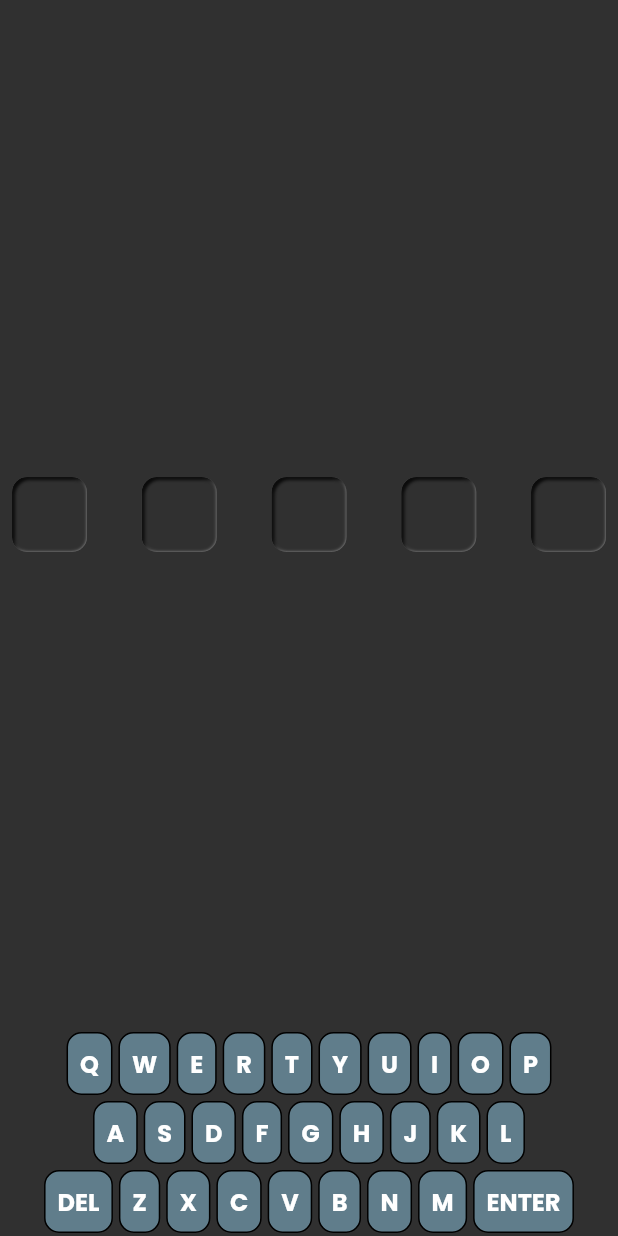
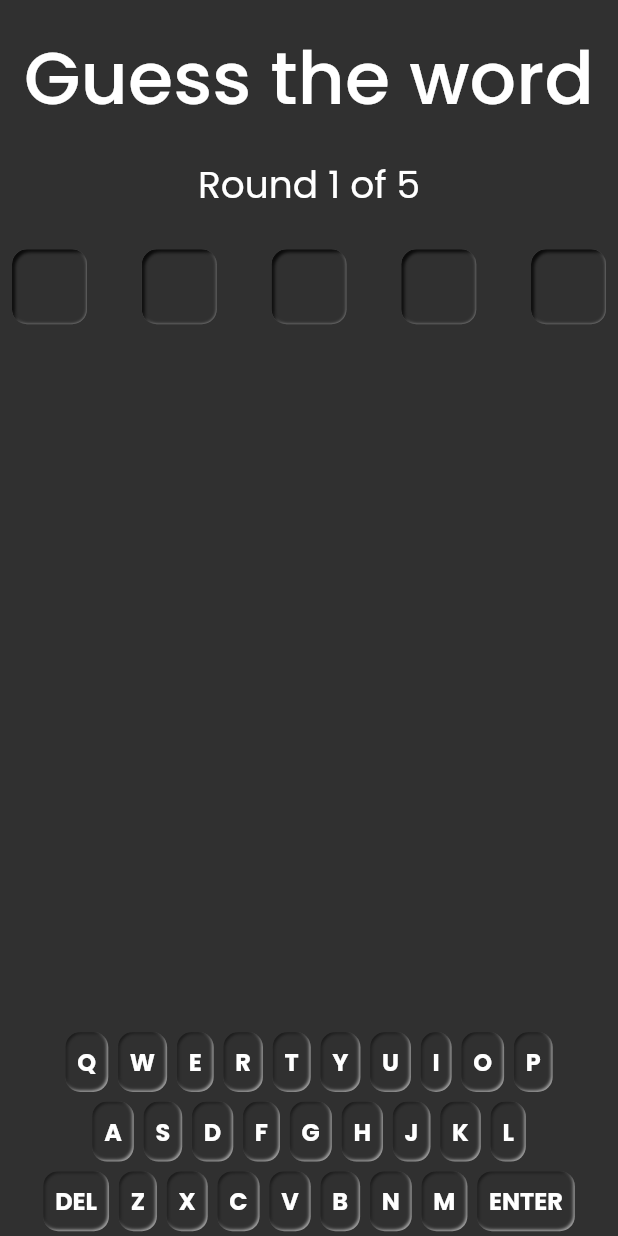
Before and after one commit to pawelwiklo/guess-the-word, a Flutter app: the GameScreen screen opened directly, on a phone screen of 412 x 824 dp. Run offline on Flutter 3.47's test engine with Material 2 defaults, Android fonts, the light colour scheme and no system bars; our stand-ins replace flutter_inset_box_shadow, google_fonts.

```diff
--- a/lib/models/keyboard_key.dart
+++ b/lib/models/keyboard_key.dart
@@ -14,7 +14,8 @@ enum KeyState {
 class KeyboardKey {
   String letter;
   KeyState state;
-  MaterialColor color = Colors.blueGrey;
+  // var color = Colors.transparent;
+  var color = Color(0xFF303030);
 
   KeyboardKey({required this.letter, this.state = KeyState.idle});
 
@@ -23,12 +24,11 @@ class KeyboardKey {
     color = pickColor();
   }
 
-  MaterialColor pickColor() {
+  pickColor() {
     if (state == KeyState.idle) {
-      return Colors.blueGrey;
+      return const Color(0xFF303030);
     } else if (state == KeyState.notExistingInWord) {
-      return Colors.red;
+      return Colors.black45;
     }
-    return Colors.orange;
   }
 }
--- a/lib/models/letter.dart
+++ b/lib/models/letter.dart
@@ -11,11 +11,13 @@ class Letter {
   String value;
   LetterState state;
   MaterialColor color;
+  bool isAnimationRunning;
 
   Letter(
       {required this.value,
       this.state = LetterState.idle,
-      this.color = Colors.grey});
+      this.color = Colors.grey,
+      this.isAnimationRunning = false});
 
   getColor() {
     if (state == LetterState.correct) {
--- a/lib/screens/GameScreen/components/board.dart
+++ b/lib/screens/GameScreen/components/board.dart
@@ -15,17 +15,22 @@ class Board extends StatelessWidget {
     return Column(
       children: [
         ...List.generate(
-            gameProvider.currentRowIndex + 1,
-            (rowIndex) => Row(
-                  mainAxisAlignment: MainAxisAlignment.spaceBetween,
-                  children: [
-                    ...List.generate(
-                        board[rowIndex].length,
-                        (letterIndex) => LetterBox(
-                              letter: board[rowIndex][letterIndex],
-                            ))
-                  ],
-                ))
+            // gameProvider.currentRowIndex + 1,
+            numberOfRounds, (rowIndex) {
+          bool visible =
+              rowIndex <= gameProvider.currentRowIndex ? true : false;
+          return Row(
+            mainAxisAlignment: MainAxisAlignment.spaceBetween,
+            children: [
+              ...List.generate(
+                  board[rowIndex].length,
+                  (letterIndex) => AnimatedOpacity(
+                      opacity: visible ? 1.0 : 0.0,
+                      duration: const Duration(milliseconds: 500),
+                      child: LetterBox(letter: board[rowIndex][letterIndex])))
+            ],
+          );
+        })
       ],
     );
   }
--- /dev/null
+++ b/lib/screens/GameScreen/components/header_text.dart
@@ -0,0 +1,22 @@
+import 'package:flutter/material.dart';
+import 'package:wordle_neumorphism/constraints.dart';
+
+class HeaderText extends StatelessWidget {
+  const HeaderText({Key? key}) : super(key: key);
+
+  @override
+  Widget build(BuildContext context) {
+    return Container(
+      padding: const EdgeInsets.symmetric(
+          vertical: defaultPadding, horizontal: defaultPadding),
+      child: const FittedBox(
+          child: Text(
+        'Guess the word',
+        style: TextStyle(
+          fontSize: 400,
+          fontWeight: FontWeight.w500,
+        ),
+      )),
+    );
+  }
+}
--- a/lib/screens/GameScreen/components/keyboard.dart
+++ b/lib/screens/GameScreen/components/keyboard.dart
@@ -1,4 +1,5 @@
-import 'package:flutter/material.dart';
+import 'package:flutter/material.dart' hide BoxDecoration, BoxShadow;
+import 'package:flutter_inset_box_shadow/flutter_inset_box_shadow.dart';
 import 'package:provider/provider.dart';
 import 'package:wordle_neumorphism/constraints.dart';
 import 'package:wordle_neumorphism/models/keyboard_key.dart';
@@ -62,16 +63,37 @@ class _KeyboardRowState extends State<KeyboardRow> {
           child: AnimatedContainer(
             duration: Duration(milliseconds: 500),
             padding: const EdgeInsets.all(defaultPadding / 2),
-            margin: const EdgeInsets.all(defaultPadding / 8),
+            margin: const EdgeInsets.all(defaultPadding / 5),
             decoration: BoxDecoration(
               color: key.color,
-              border: Border.all(),
+              // border: Border.all(),
               borderRadius: BorderRadius.circular(10),
+              boxShadow: [
+                BoxShadow(
+                    blurRadius: 1,
+                    offset: const Offset(-1, -1),
+                    color: Colors.white60,
+                    inset: true),
+                BoxShadow(
+                  blurRadius: 1,
+                  offset: const Offset(1, 1),
+                  color: Colors.black54,
+                  inset: true,
+                ),
+              ],
             ),
-            child: Text(
-              key.letter,
-              style: TextStyle(fontWeight: FontWeight.bold, fontSize: 16),
-            ),
+            child: key.state == KeyState.idle
+                ? Text(
+                    key.letter,
+                    style: TextStyle(fontWeight: FontWeight.bold, fontSize: 16),
+                  )
+                : Text(
+                    key.letter,
+                    style: TextStyle(
+                        fontWeight: FontWeight.bold,
+                        fontSize: 16,
+                        color: Colors.white60),
+                  ),
           ),
         );
       },
--- a/lib/screens/GameScreen/components/letter_box.dart
+++ b/lib/screens/GameScreen/components/letter_box.dart
@@ -1,35 +1,84 @@
+import 'dart:async';
+
 import 'package:flutter/material.dart' hide BoxDecoration, BoxShadow;
 import 'package:flutter_inset_box_shadow/flutter_inset_box_shadow.dart';
 import 'package:wordle_neumorphism/constraints.dart';
 import 'package:wordle_neumorphism/models/letter.dart';
 
-class LetterBox extends StatelessWidget {
+class LetterBox extends StatefulWidget {
   LetterBox({Key? key, required this.letter}) : super(key: key);
 
   final Letter letter;
 
+  @override
+  State<LetterBox> createState() => _LetterBoxState();
+}
+
+class _LetterBoxState extends State<LetterBox> {
   bool isPressed = true;
-
   double boxWidth = 50;
   double boxHeight = 50;
-
   double offsetX = -2;
   double offsetY = -2;
   double maxOffset = 5;
 
   @override
+  void initState() {
+    // startShadowMovementAnimation();
+    super.initState();
+  }
+
+  void startShadowMovementAnimation() {
+    if (!widget.letter.isAnimationRunning) {
+      Timer.periodic(const Duration(milliseconds: 50), (Timer t) {
+        setState(() {
+          widget.letter.isAnimationRunning = true;
+          if (offsetX < maxOffset && offsetY <= -maxOffset) {
+            //go right
+            offsetX += 1;
+          } else if (offsetX > 0 && offsetY < maxOffset) {
+            //go down
+            offsetY += 1;
+          } else if (offsetX > -maxOffset && offsetY > 0) {
+            //go left
+            offsetX -= 1;
+          } else if (offsetX < 0 && offsetY > -maxOffset) {
+            //go up
+            offsetY -= 1;
+          }
+        });
+      });
+    }
+  }
+
+  @override
   Widget build(BuildContext context) {
-    isPressed = letter.state == LetterState.idle;
+    isPressed = widget.letter.state == LetterState.idle;
+    if (!isPressed) {
+      startShadowMovementAnimation();
+    }
     final backgroundColor = Theme.of(context).scaffoldBackgroundColor;
 
     Offset distance = Offset(offsetX, offsetY);
-    double blur = isPressed ? 1.0 : 5;
+    double blur = isPressed ? 1.0 : 5.0;
 
-    return AnimatedContainer(
+    return Container(
+      decoration: BoxDecoration(
+        boxShadow: [
+          if (!isPressed)
+            BoxShadow(
+                spreadRadius: -12,
+                blurRadius: blur,
+                offset: distance,
+                color: widget.letter.getColor()[400],
+                inset: false),
+        ],
+      ),
+      child: AnimatedContainer(
+        duration: Duration(milliseconds: 400),
         margin: const EdgeInsets.all(defaultPadding / 2),
         height: boxHeight,
         width: boxWidth,
-      duration: const Duration(milliseconds: 1000),
         decoration: BoxDecoration(
           borderRadius: BorderRadius.circular(10),
           color: backgroundColor,
@@ -37,21 +86,22 @@ class LetterBox extends StatelessWidget {
             BoxShadow(
                 blurRadius: blur,
                 offset: const Offset(0, 0),
-              color: letter.getColor(),
+                color: widget.letter.getColor(),
                 inset: isPressed),
             BoxShadow(
               blurRadius: blur,
-            offset: -distance,
+              offset: const Offset(2, 2),
               color: isPressed ? Colors.black87 : Colors.black38,
               inset: true,
-          )
+            ),
           ],
         ),
         child: SizedBox(
           child: Center(
             child: Text(
-            letter.value,
-            style: TextStyle(fontSize: 30, fontWeight: FontWeight.w400),
+              widget.letter.value,
+              style: const TextStyle(fontSize: 30, fontWeight: FontWeight.w400),
+            ),
           ),
         ),
       ),
--- /dev/null
+++ b/lib/screens/GameScreen/components/round_counter.dart
@@ -0,0 +1,23 @@
+import 'package:flutter/material.dart';
+import 'package:provider/provider.dart';
+import 'package:wordle_neumorphism/constraints.dart';
+import 'package:wordle_neumorphism/providers/game_provider.dart';
+
+class RoundCounter extends StatelessWidget {
+  const RoundCounter({Key? key}) : super(key: key);
+
+  @override
+  Widget build(BuildContext context) {
+    GameProvider gameProvider = Provider.of<GameProvider>(context);
+    int currentRound = gameProvider.currentRowIndex;
+    int maxRounds = numberOfRounds;
+    return Container(
+      padding: const EdgeInsets.only(bottom: defaultPadding),
+      child: Text(
+        'Round ${currentRound + 1} of $maxRounds',
+        textAlign: TextAlign.center,
+        style: const TextStyle(fontSize: 25),
+      ),
+    );
+  }
+}
--- a/lib/screens/GameScreen/game_screen.dart
+++ b/lib/screens/GameScreen/game_screen.dart
@@ -3,8 +3,9 @@ import 'package:provider/provider.dart';
 import 'package:wordle_neumorphism/providers/game_provider.dart';
 import 'package:wordle_neumorphism/providers/keyboard_provider.dart';
 import 'package:wordle_neumorphism/screens/GameScreen/components/board.dart';
+import 'package:wordle_neumorphism/screens/GameScreen/components/header_text.dart';
 import 'package:wordle_neumorphism/screens/GameScreen/components/keyboard.dart';
-import 'package:wordle_neumorphism/screens/GameScreen/components/letter_box.dart';
+import 'package:wordle_neumorphism/screens/GameScreen/components/round_counter.dart';
 
 class GameScreen extends StatelessWidget {
   const GameScreen({Key? key}) : super(key: key);
@@ -16,11 +17,13 @@ class GameScreen extends StatelessWidget {
         ChangeNotifierProvider(create: (context) => GameProvider()),
         ChangeNotifierProvider(create: (context) => KeyboardProvider()),
       ],
+      child: SafeArea(
         child: Scaffold(
           body: Center(
             child: Column(
               children: [
-              Spacer(),
+                HeaderText(),
+                RoundCounter(),
                 Board(),
                 Spacer(),
                 Keyboard(),
@@ -28,6 +31,7 @@ class GameScreen extends StatelessWidget {
             ),
           ),
         ),
+      ),
     );
   }
 }
```
Lines whose indentation alone changed are shown as unchanged.
